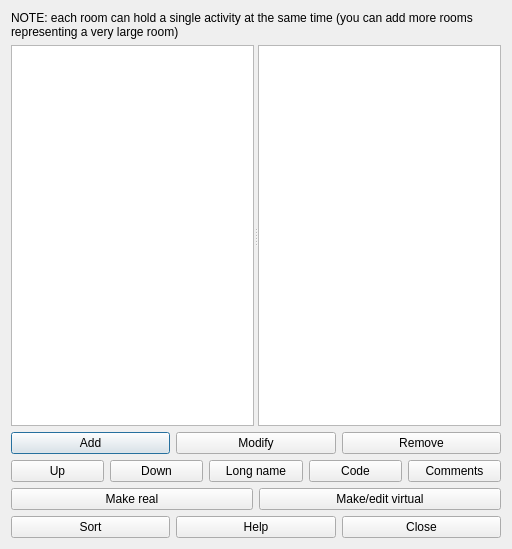
First picture: the form in fet/src/interface/roomsform_template.ui, repository vonmecheln/fet, before the edit.
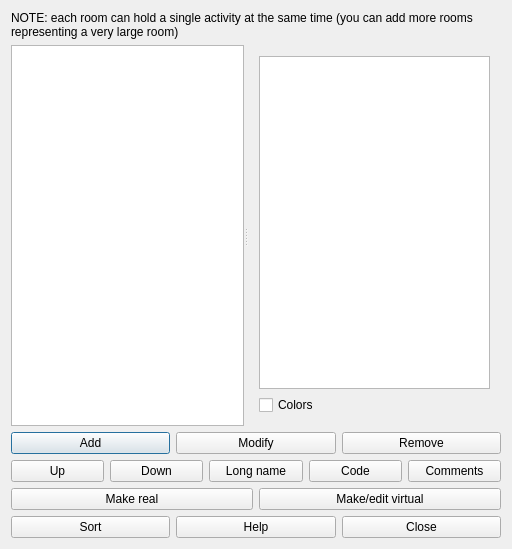
Second picture: the form after the edit.

Diff of the .ui file:
```diff
--- a/fet/src/interface/roomsform_template.ui
+++ b/fet/src/interface/roomsform_template.ui
@@ -45,7 +45,20 @@
       <enum>Qt::Horizontal</enum>
      </property>
      <widget class="QListWidget" name="roomsListWidget"/>
-     <widget class="QTextEdit" name="currentRoomTextEdit"/>
+     <widget class="QWidget" name="">
+      <layout class="QVBoxLayout" name="verticalLayout">
+       <item>
+        <widget class="QTextEdit" name="currentRoomTextEdit"/>
+       </item>
+       <item>
+        <widget class="QCheckBox" name="colorsCheckBox">
+         <property name="text">
+          <string>Colors</string>
+         </property>
+        </widget>
+       </item>
+      </layout>
+     </widget>
     </widget>
    </item>
    <item row="2" column="0">
```
